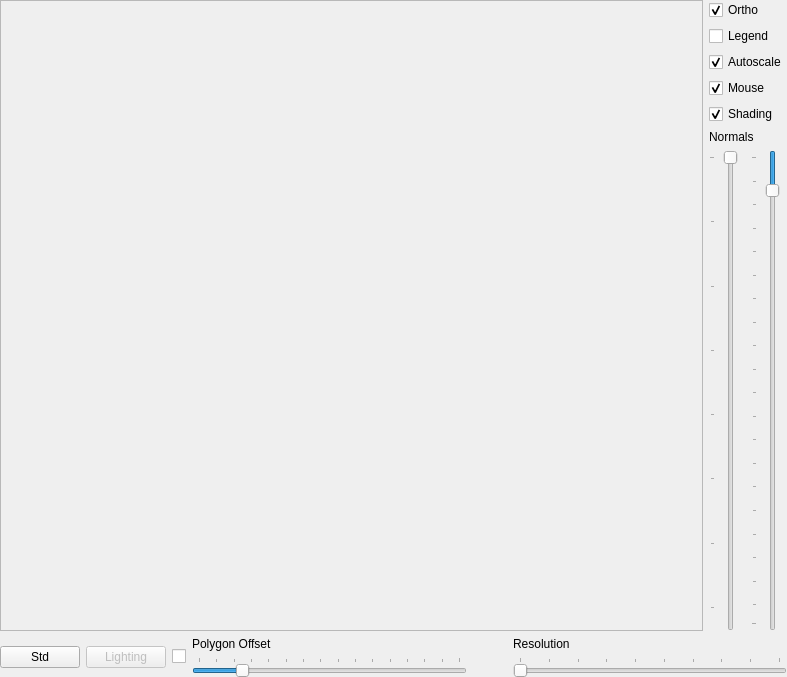
ImagingTools/acf, file Include/iqt3d/CSurfaceViewComp.ui: the form before one commit.
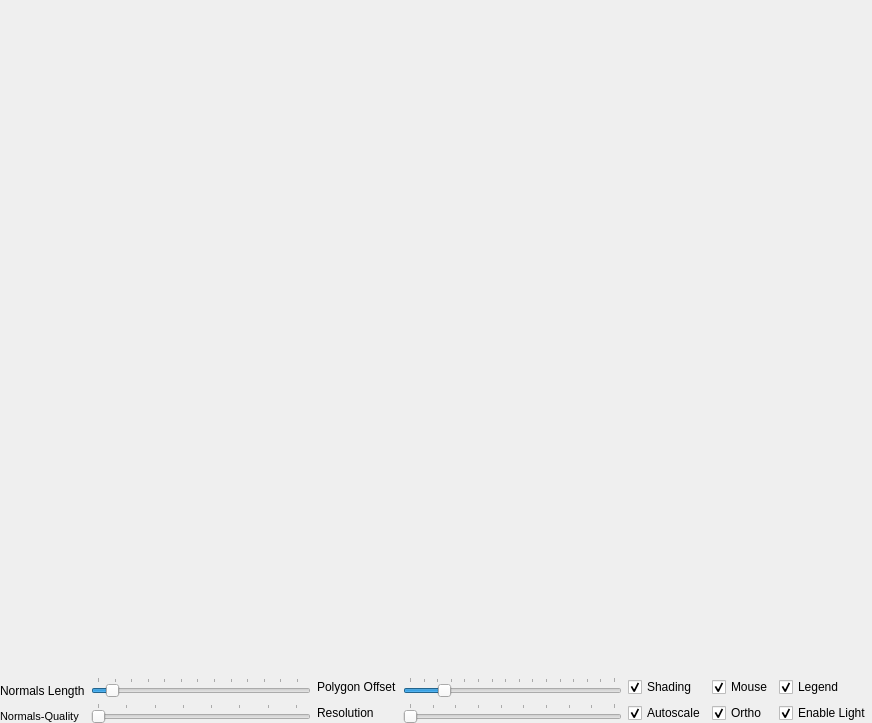
The form after the commit.

Commit message: 3D view cleaned.

Patch:
```diff
--- a/Include/iqt3d/CSurfaceViewComp.ui
+++ b/Include/iqt3d/CSurfaceViewComp.ui
@@ -5,22 +5,14 @@
    <rect>
     <x>0</x>
     <y>0</y>
-    <width>787</width>
-    <height>677</height>
+    <width>872</width>
+    <height>723</height>
    </rect>
   </property>
   <property name="windowTitle" >
    <string>Form</string>
   </property>
-  <layout class="QVBoxLayout" name="verticalLayout" >
-   <property name="margin" >
-    <number>0</number>
-   </property>
-   <item>
-    <layout class="QHBoxLayout" >
-     <property name="spacing" >
-      <number>6</number>
-     </property>
+  <layout class="QVBoxLayout" name="verticalLayout_8" >
      <property name="margin" >
       <number>0</number>
      </property>
@@ -33,7 +25,7 @@
         </sizepolicy>
        </property>
        <property name="frameShape" >
-        <enum>QFrame::StyledPanel</enum>
+      <enum>QFrame::NoFrame</enum>
        </property>
        <property name="frameShadow" >
         <enum>QFrame::Plain</enum>
@@ -41,78 +33,32 @@
       </widget>
      </item>
      <item>
-      <layout class="QVBoxLayout" name="_2" >
-       <property name="spacing" >
-        <number>6</number>
-       </property>
-       <property name="margin" >
-        <number>0</number>
-       </property>
-       <item>
-        <layout class="QVBoxLayout" name="_3" >
-         <property name="spacing" >
-          <number>6</number>
-         </property>
+    <widget class="QFrame" name="ControlFrame" >
+     <property name="frameShape" >
+      <enum>QFrame::NoFrame</enum>
+     </property>
+     <property name="frameShadow" >
+      <enum>QFrame::Raised</enum>
+     </property>
+     <layout class="QHBoxLayout" name="horizontalLayout" >
          <property name="margin" >
           <number>0</number>
          </property>
          <item>
-          <widget class="QCheckBox" name="OrthoCheck" >
-           <property name="text" >
-            <string>Ortho</string>
-           </property>
-           <property name="checked" >
-            <bool>true</bool>
-           </property>
-          </widget>
-         </item>
+       <layout class="QVBoxLayout" name="verticalLayout_4" >
          <item>
-          <widget class="QCheckBox" name="colorlegend" >
-           <property name="text" >
-            <string>Legend</string>
-           </property>
-          </widget>
-         </item>
-         <item>
-          <widget class="QCheckBox" name="AutoScaleCheck" >
+         <widget class="QLabel" name="label_4" >
+          <property name="sizePolicy" >
+           <sizepolicy vsizetype="Preferred" hsizetype="Maximum" >
+            <horstretch>0</horstretch>
+            <verstretch>0</verstretch>
+           </sizepolicy>
+          </property>
            <property name="text" >
-            <string>Autoscale</string>
-           </property>
-           <property name="checked" >
-            <bool>true</bool>
-           </property>
-          </widget>
-         </item>
-         <item>
-          <widget class="QCheckBox" name="mouseinput" >
-           <property name="text" >
-            <string>Mouse</string>
-           </property>
-           <property name="checked" >
-            <bool>true</bool>
-           </property>
-          </widget>
-         </item>
-         <item>
-          <widget class="QCheckBox" name="shader" >
-           <property name="text" >
-            <string>Shading</string>
-           </property>
-           <property name="checked" >
-            <bool>true</bool>
-           </property>
-          </widget>
-         </item>
-        </layout>
-       </item>
-       <item>
-        <layout class="QVBoxLayout" name="_4" >
-         <property name="spacing" >
-          <number>6</number>
-         </property>
-         <property name="margin" >
-          <number>0</number>
-         </property>
+           <string>Normals Length</string>
+          </property>
+         </widget>
+        </item>
          <item>
           <widget class="QLabel" name="label" >
            <property name="sizePolicy" >
@@ -122,22 +68,53 @@
             </sizepolicy>
            </property>
            <property name="text" >
-            <string>&lt;html>&lt;head>&lt;meta name="qrichtext" content="1" />&lt;/head>&lt;body style=" white-space: pre-wrap; font-family:MS Shell Dlg; font-weight:400; font-style:normal; text-decoration:none;">&lt;p style=" margin-top:0px; margin-bottom:0px; margin-left:0px; margin-right:0px; -qt-block-indent:0; text-indent:0px;">Normals&lt;/p>&lt;/body>&lt;/html></string>
+           <string>&lt;!DOCTYPE HTML PUBLIC "-//W3C//DTD HTML 4.0//EN" "http://www.w3.org/TR/REC-html40/strict.dtd">
+&lt;html>&lt;head>&lt;meta name="qrichtext" content="1" />&lt;style type="text/css">
+p, li { white-space: pre-wrap; }
+&lt;/style>&lt;/head>&lt;body style=" font-family:'MS Shell Dlg 2'; font-size:8.25pt; font-weight:400; font-style:normal;">
+&lt;p style=" margin-top:0px; margin-bottom:0px; margin-left:0px; margin-right:0px; -qt-block-indent:0; text-indent:0px; font-family:'MS Shell Dlg';">Normals-Quality&lt;/p>&lt;/body>&lt;/html></string>
            </property>
           </widget>
          </item>
+       </layout>
+      </item>
          <item>
-          <layout class="QHBoxLayout" name="_5" >
-           <property name="spacing" >
-            <number>6</number>
-           </property>
-           <property name="margin" >
-            <number>0</number>
-           </property>
+       <layout class="QVBoxLayout" name="verticalLayout_5" >
+        <item>
+         <widget class="QSlider" name="NormalsLengthSlider" >
+          <property name="sizePolicy" >
+           <sizepolicy vsizetype="Fixed" hsizetype="Expanding" >
+            <horstretch>0</horstretch>
+            <verstretch>0</verstretch>
+           </sizepolicy>
+          </property>
+          <property name="minimum" >
+           <number>1</number>
+          </property>
+          <property name="maximum" >
+           <number>100</number>
+          </property>
+          <property name="pageStep" >
+           <number>8</number>
+          </property>
+          <property name="value" >
+           <number>8</number>
+          </property>
+          <property name="orientation" >
+           <enum>Qt::Horizontal</enum>
+          </property>
+          <property name="invertedAppearance" >
+           <bool>false</bool>
+          </property>
+          <property name="tickPosition" >
+           <enum>QSlider::TicksAbove</enum>
+          </property>
+         </widget>
+        </item>
            <item>
-            <widget class="QSlider" name="normalsquality" >
+         <widget class="QSlider" name="NormalsQualitySlider" >
              <property name="sizePolicy" >
-              <sizepolicy vsizetype="Minimum" hsizetype="Minimum" >
+           <sizepolicy vsizetype="Fixed" hsizetype="Expanding" >
                <horstretch>0</horstretch>
                <verstretch>0</verstretch>
               </sizepolicy>
@@ -155,95 +132,20 @@
               <number>3</number>
              </property>
              <property name="orientation" >
-              <enum>Qt::Vertical</enum>
+           <enum>Qt::Horizontal</enum>
              </property>
              <property name="invertedAppearance" >
-              <bool>true</bool>
-             </property>
-             <property name="tickPosition" >
-              <enum>QSlider::TicksAbove</enum>
-             </property>
-            </widget>
-           </item>
-           <item>
-            <widget class="QSlider" name="normalslength" >
-             <property name="sizePolicy" >
-              <sizepolicy vsizetype="Minimum" hsizetype="Minimum" >
-               <horstretch>0</horstretch>
-               <verstretch>0</verstretch>
-              </sizepolicy>
-             </property>
-             <property name="minimum" >
-              <number>1</number>
-             </property>
-             <property name="maximum" >
-              <number>100</number>
-             </property>
-             <property name="pageStep" >
-              <number>5</number>
-             </property>
-             <property name="value" >
-              <number>8</number>
-             </property>
-             <property name="orientation" >
-              <enum>Qt::Vertical</enum>
-             </property>
-             <property name="invertedAppearance" >
-              <bool>true</bool>
-             </property>
-             <property name="tickPosition" >
-              <enum>QSlider::TicksAbove</enum>
-             </property>
-            </widget>
-           </item>
-          </layout>
-         </item>
-        </layout>
-       </item>
-      </layout>
-     </item>
-    </layout>
-   </item>
-   <item>
-    <layout class="QHBoxLayout" name="_7" >
-     <property name="spacing" >
-      <number>6</number>
-     </property>
-     <property name="margin" >
-      <number>0</number>
-     </property>
-     <item>
-      <widget class="QPushButton" name="normButton" >
-       <property name="text" >
-        <string>Std</string>
-       </property>
-      </widget>
-     </item>
-     <item>
-      <widget class="QPushButton" name="lighting" >
-       <property name="enabled" >
         <bool>false</bool>
        </property>
-       <property name="text" >
-        <string>Lighting</string>
+          <property name="tickPosition" >
+           <enum>QSlider::TicksAbove</enum>
        </property>
       </widget>
      </item>
-     <item>
-      <widget class="QCheckBox" name="lightingswitch" >
-       <property name="text" >
-        <string/>
-       </property>
-      </widget>
+       </layout>
      </item>
      <item>
-      <layout class="QVBoxLayout" name="_8" >
-       <property name="spacing" >
-        <number>6</number>
-       </property>
-       <property name="margin" >
-        <number>0</number>
-       </property>
+       <layout class="QVBoxLayout" name="verticalLayout_6" >
        <item>
         <widget class="QLabel" name="label_2" >
          <property name="text" >
@@ -252,60 +154,38 @@
         </widget>
        </item>
        <item>
-        <widget class="QSlider" name="offsSlider" >
-         <property name="maximum" >
-          <number>30</number>
-         </property>
-         <property name="pageStep" >
-          <number>5</number>
-         </property>
-         <property name="value" >
-          <number>5</number>
-         </property>
-         <property name="orientation" >
-          <enum>Qt::Horizontal</enum>
-         </property>
-         <property name="tickPosition" >
-          <enum>QSlider::TicksAbove</enum>
-         </property>
-         <property name="tickInterval" >
-          <number>2</number>
-         </property>
-        </widget>
-       </item>
-      </layout>
-     </item>
-     <item>
-      <spacer>
-       <property name="orientation" >
-        <enum>Qt::Horizontal</enum>
-       </property>
-       <property name="sizeType" >
-        <enum>QSizePolicy::Fixed</enum>
-       </property>
-       <property name="sizeHint" stdset="0" >
-        <size>
-         <width>40</width>
-         <height>20</height>
-        </size>
-       </property>
-      </spacer>
-     </item>
-     <item>
-      <layout class="QVBoxLayout" name="_9" >
-       <property name="spacing" >
-        <number>6</number>
-       </property>
-       <property name="margin" >
-        <number>0</number>
-       </property>
-       <item>
         <widget class="QLabel" name="label_3" >
          <property name="text" >
           <string>&lt;html>&lt;head>&lt;meta name="qrichtext" content="1" />&lt;/head>&lt;body style=" white-space: pre-wrap; font-family:MS Shell Dlg; font-weight:400; font-style:normal; text-decoration:none;">&lt;p style=" margin-top:0px; margin-bottom:0px; margin-left:0px; margin-right:0px; -qt-block-indent:0; text-indent:0px;">Resolution&lt;/p>&lt;/body>&lt;/html></string>
          </property>
         </widget>
        </item>
+       </layout>
+      </item>
+      <item>
+       <layout class="QVBoxLayout" name="verticalLayout_7" >
+        <item>
+         <widget class="QSlider" name="PolygonOffsetSlider" >
+          <property name="maximum" >
+           <number>30</number>
+          </property>
+          <property name="pageStep" >
+           <number>5</number>
+          </property>
+          <property name="value" >
+           <number>5</number>
+          </property>
+          <property name="orientation" >
+           <enum>Qt::Horizontal</enum>
+          </property>
+          <property name="tickPosition" >
+           <enum>QSlider::TicksAbove</enum>
+          </property>
+          <property name="tickInterval" >
+           <number>2</number>
+          </property>
+         </widget>
+        </item>
        <item>
         <widget class="QSlider" name="ResolutionSlider" >
          <property name="minimum" >
@@ -330,7 +210,107 @@
        </item>
       </layout>
      </item>
-    </layout>
+      <item>
+       <layout class="QVBoxLayout" name="verticalLayout" >
+        <item>
+         <widget class="QCheckBox" name="ShaderCheck" >
+          <property name="sizePolicy" >
+           <sizepolicy vsizetype="Fixed" hsizetype="Maximum" >
+            <horstretch>0</horstretch>
+            <verstretch>0</verstretch>
+           </sizepolicy>
+          </property>
+          <property name="text" >
+           <string>Shading</string>
+          </property>
+          <property name="checked" >
+           <bool>true</bool>
+          </property>
+         </widget>
+        </item>
+        <item>
+         <widget class="QCheckBox" name="AutoScaleCheck" >
+          <property name="text" >
+           <string>Autoscale</string>
+          </property>
+          <property name="checked" >
+           <bool>true</bool>
+          </property>
+         </widget>
+        </item>
+       </layout>
+      </item>
+      <item>
+       <layout class="QVBoxLayout" name="verticalLayout_2" >
+        <item>
+         <widget class="QCheckBox" name="MouseCheck" >
+          <property name="sizePolicy" >
+           <sizepolicy vsizetype="Fixed" hsizetype="Maximum" >
+            <horstretch>0</horstretch>
+            <verstretch>0</verstretch>
+           </sizepolicy>
+          </property>
+          <property name="text" >
+           <string>Mouse</string>
+          </property>
+          <property name="checked" >
+           <bool>true</bool>
+          </property>
+         </widget>
+        </item>
+        <item>
+         <widget class="QCheckBox" name="OrthoCheck" >
+          <property name="sizePolicy" >
+           <sizepolicy vsizetype="Fixed" hsizetype="Maximum" >
+            <horstretch>0</horstretch>
+            <verstretch>0</verstretch>
+           </sizepolicy>
+          </property>
+          <property name="text" >
+           <string>Ortho</string>
+          </property>
+          <property name="checked" >
+           <bool>true</bool>
+          </property>
+         </widget>
+        </item>
+       </layout>
+      </item>
+      <item>
+       <layout class="QVBoxLayout" name="verticalLayout_3" >
+        <item>
+         <widget class="QCheckBox" name="ColorLegendCheck" >
+          <property name="text" >
+           <string>Legend</string>
+          </property>
+          <property name="checked" >
+           <bool>true</bool>
+          </property>
+          <property name="tristate" >
+           <bool>false</bool>
+          </property>
+         </widget>
+        </item>
+        <item>
+         <widget class="QCheckBox" name="LightCheck" >
+          <property name="sizePolicy" >
+           <sizepolicy vsizetype="Fixed" hsizetype="Maximum" >
+            <horstretch>0</horstretch>
+            <verstretch>0</verstretch>
+           </sizepolicy>
+          </property>
+          <property name="text" >
+           <string>Enable Light</string>
+          </property>
+          <property name="checked" >
+           <bool>true</bool>
+          </property>
+         </widget>
+        </item>
+       </layout>
+      </item>
+     </layout>
+    </widget>
    </item>
   </layout>
  </widget>
```
Lines whose indentation alone changed are shown as unchanged. The commit also changes 1 other file.
